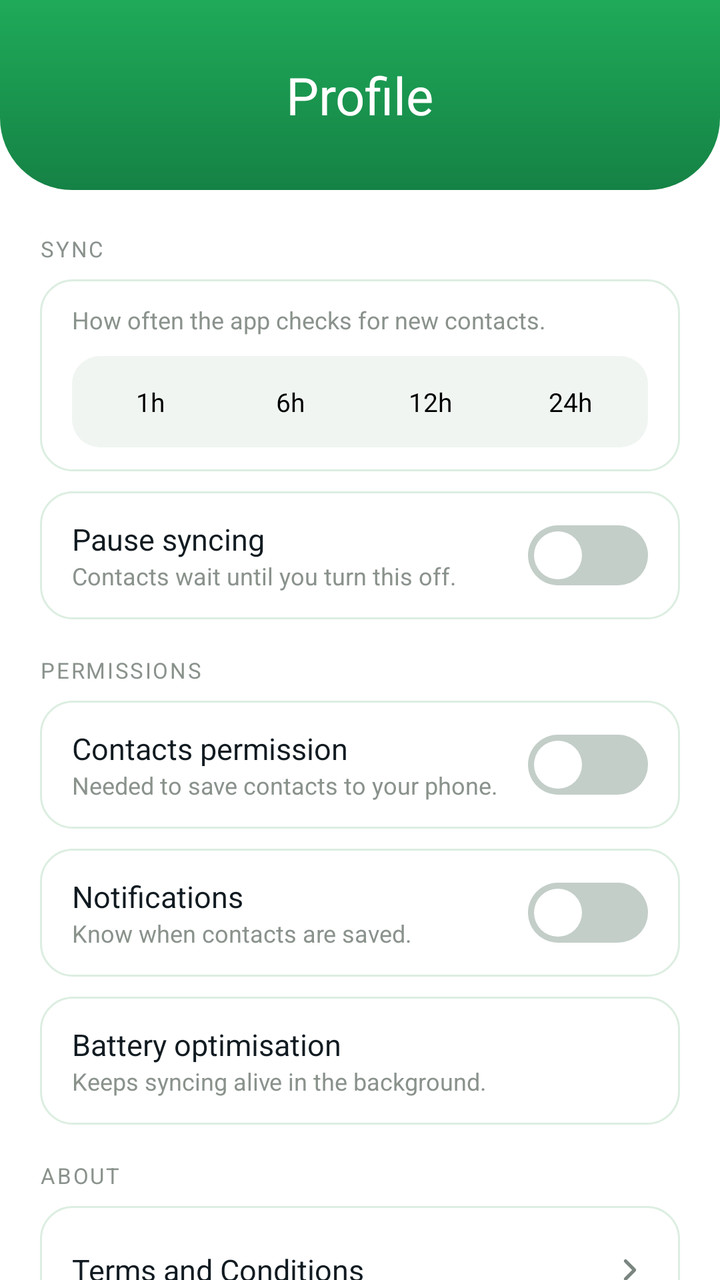
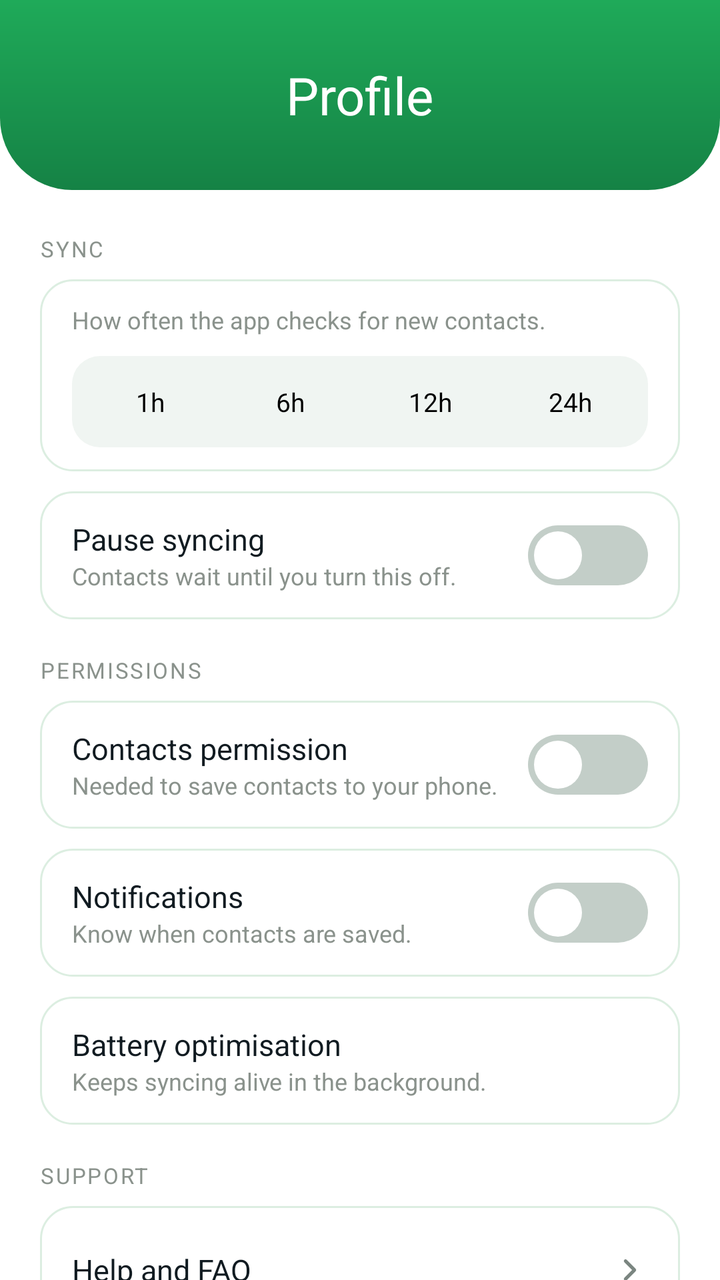

The first picture is an Android layout as it rendered before a commit; the second is the same layout after the commit. The layout source and the unified diff follow.
<!-- AndroidManifest.xml: application theme Theme.ViewGrow.Starting -->
<!-- res/layout/fragment_profile.xml -->
<?xml version="1.0" encoding="utf-8"?>
<LinearLayout xmlns:android="http://schemas.android.com/apk/res/android"
    xmlns:app="http://schemas.android.com/apk/res-auto"
    android:layout_width="match_parent"
    android:layout_height="match_parent"
    android:background="@color/surface"
    android:orientation="vertical">

    
    <LinearLayout
        android:id="@+id/hero"
        android:layout_width="match_parent"
        android:layout_height="wrap_content"
        android:background="@drawable/bg_hero"
        android:gravity="center_horizontal"
        android:orientation="vertical"
        android:paddingTop="30dp"
        android:paddingBottom="30dp">
        <LinearLayout
            android:layout_width="wrap_content"
            android:layout_height="wrap_content"
            android:gravity="center_vertical"
            android:orientation="horizontal">
            <TextView
                android:layout_width="wrap_content"
                android:layout_height="wrap_content"
                android:tag="extrabold"
                android:text="Profile"
                android:textColor="@color/white"
                android:textSize="26sp" />
        </LinearLayout>
    </LinearLayout>

    <ScrollView
        android:layout_width="match_parent"
        android:layout_height="0dp"
        android:layout_weight="1"
        android:clipToPadding="false"
        android:paddingBottom="90dp"
        android:scrollbars="none">

        
        <LinearLayout
            android:layout_width="match_parent"
            android:layout_height="wrap_content"
            android:orientation="vertical"
            android:paddingStart="20dp"
            android:paddingTop="22dp"
            android:paddingEnd="20dp"
            android:paddingBottom="20dp">

            <TextView style="@style/SectionLabel" android:layout_marginTop="0dp" android:text="SYNC" />

            
            <LinearLayout
                android:id="@+id/row_interval"
                style="@style/SettingRow"
                android:orientation="vertical"
                android:gravity="start">
                <TextView style="@style/SettingSub" android:text="How often the app checks for new contacts." />
                <LinearLayout
                    android:layout_width="match_parent"
                    android:layout_height="wrap_content"
                    android:layout_marginTop="10dp"
                    android:background="@drawable/bg_seg_track"
                    android:orientation="horizontal"
                    android:padding="4dp">
                    <TextView
                        android:id="@+id/seg_1"
                        android:layout_width="0dp"
                        android:layout_height="wrap_content"
                        android:layout_weight="1"
                        android:gravity="center"
                        android:paddingTop="10dp"
                        android:paddingBottom="10dp"
                        android:tag="semibold"
                        android:text="1h"
                        android:textSize="13sp" />
                    <TextView
                        android:id="@+id/seg_6"
                        android:layout_width="0dp"
                        android:layout_height="wrap_content"
                        android:layout_weight="1"
                        android:gravity="center"
                        android:paddingTop="10dp"
                        android:paddingBottom="10dp"
                        android:tag="semibold"
                        android:text="6h"
                        android:textSize="13sp" />
                    <TextView
                        android:id="@+id/seg_12"
                        android:layout_width="0dp"
                        android:layout_height="wrap_content"
                        android:layout_weight="1"
                        android:gravity="center"
                        android:paddingTop="10dp"
                        android:paddingBottom="10dp"
                        android:tag="semibold"
                        android:text="12h"
                        android:textSize="13sp" />
                    <TextView
                        android:id="@+id/seg_24"
                        android:layout_width="0dp"
                        android:layout_height="wrap_content"
                        android:layout_weight="1"
                        android:gravity="center"
                        android:paddingTop="10dp"
                        android:paddingBottom="10dp"
                        android:tag="semibold"
                        android:text="24h"
                        android:textSize="13sp" />
                </LinearLayout>
            </LinearLayout>

            <LinearLayout style="@style/SettingRow">
                <LinearLayout
                    android:layout_width="0dp"
                    android:layout_height="wrap_content"
                    android:layout_weight="1"
                    android:orientation="vertical">
                    <TextView style="@style/SettingTitle" android:text="Pause syncing" />
                    <TextView style="@style/SettingSub" android:text="Contacts wait until you turn this off." />
                </LinearLayout>
                <androidx.appcompat.widget.SwitchCompat
                    android:id="@+id/sw_pause"
                    style="@style/SettingSwitch" />
            </LinearLayout>

            <TextView style="@style/SectionLabel" android:text="PERMISSIONS" />

            <LinearLayout style="@style/SettingRow">
                <LinearLayout
                    android:layout_width="0dp"
                    android:layout_height="wrap_content"
                    android:layout_weight="1"
                    android:orientation="vertical">
                    <TextView style="@style/SettingTitle" android:text="Contacts permission" />
                    <TextView style="@style/SettingSub" android:text="Needed to save contacts to your phone." />
                </LinearLayout>
                <androidx.appcompat.widget.SwitchCompat
                    android:id="@+id/sw_contacts"
                    style="@style/SettingSwitch" />
            </LinearLayout>

            <LinearLayout style="@style/SettingRow">
                <LinearLayout
                    android:layout_width="0dp"
                    android:layout_height="wrap_content"
                    android:layout_weight="1"
                    android:orientation="vertical">
                    <TextView style="@style/SettingTitle" android:text="Notifications" />
                    <TextView style="@style/SettingSub" android:text="Know when contacts are saved." />
                </LinearLayout>
                <androidx.appcompat.widget.SwitchCompat
                    android:id="@+id/sw_notif"
                    style="@style/SettingSwitch" />
            </LinearLayout>

            <LinearLayout
                android:id="@+id/row_battery"
                style="@style/SettingRow"
                android:clickable="true"
                android:focusable="true">
                <LinearLayout
                    android:layout_width="0dp"
                    android:layout_height="wrap_content"
                    android:layout_weight="1"
                    android:orientation="vertical">
                    <TextView style="@style/SettingTitle" android:text="Battery optimisation" />
                    <TextView style="@style/SettingSub" android:text="Keeps syncing alive in the background." />
                </LinearLayout>
                <TextView
                    android:id="@+id/battery_chip"
                    android:layout_width="wrap_content"
                    android:layout_height="wrap_content"
                    android:layout_marginStart="12dp"
                    android:paddingStart="9dp"
                    android:paddingTop="3dp"
                    android:paddingEnd="9dp"
                    android:paddingBottom="3dp"
                    android:tag="semibold"
                    android:textSize="11sp" />
            </LinearLayout>

            <TextView style="@style/SectionLabel" android:text="ABOUT" />

            <LinearLayout
                android:id="@+id/row_terms"
                style="@style/SettingRow"
                android:clickable="true"
                android:focusable="true">
                <TextView style="@style/SettingTitle" android:layout_width="0dp" android:layout_weight="1" android:text="Terms and Conditions" />
                <ImageView
                    android:layout_width="18dp"
                    android:layout_height="18dp"
                    android:contentDescription="@null"
                    android:src="@drawable/ic_chevron_right" />
            </LinearLayout>

            <LinearLayout
                android:id="@+id/row_privacy"
                style="@style/SettingRow"
                android:clickable="true"
                android:focusable="true">
                <TextView style="@style/SettingTitle" android:layout_width="0dp" android:layout_weight="1" android:text="Privacy Policy" />
                <ImageView
                    android:layout_width="18dp"
                    android:layout_height="18dp"
                    android:contentDescription="@null"
                    android:src="@drawable/ic_chevron_right" />
            </LinearLayout>

            
            <TextView
                android:id="@+id/btn_logout"
                android:layout_width="match_parent"
                android:layout_height="wrap_content"
                android:layout_marginTop="8dp"
                android:background="@drawable/bg_logout"
                android:clickable="true"
                android:focusable="true"
                android:gravity="center"
                android:paddingTop="15dp"
                android:paddingBottom="15dp"
                android:tag="bold"
                android:text="Log out"
                android:textColor="@color/green_text"
                android:textSize="13.5sp" />

            <TextView
                android:id="@+id/btn_delete"
                android:layout_width="match_parent"
                android:layout_height="wrap_content"
                android:layout_marginTop="10dp"
                android:background="@drawable/bg_delete"
                android:clickable="true"
                android:focusable="true"
                android:gravity="center"
                android:paddingTop="15dp"
                android:paddingBottom="15dp"
                android:tag="bold"
                android:text="Delete My Contacts"
                android:textColor="@color/red_dark"
                android:textSize="13.5sp" />

            <TextView
                android:id="@+id/version"
                android:layout_width="match_parent"
                android:layout_height="wrap_content"
                android:layout_marginTop="16dp"
                android:gravity="center"
                android:textColor="@color/muted"
                android:textSize="12sp" />
        </LinearLayout>
    </ScrollView>
</LinearLayout>
<!-- resources referenced by this layout -->
<resources>
  <color name="green_text">#158245</color>
  <color name="muted">#8A928C</color>
  <color name="red_dark">#B3413D</color>
  <color name="surface">#FFFFFF</color>
  <color name="white">#FFFFFF</color>
  <!-- drawable bg_delete (drawable) -->
  <?xml version="1.0" encoding="utf-8"?>
  <shape xmlns:android="http://schemas.android.com/apk/res/android" android:shape="rectangle">
      <solid android:color="@color/red_bg" />
      <stroke android:width="1dp" android:color="@color/red_dark" />
      <corners android:radius="14dp" />
  </shape>
  <!-- drawable bg_hero (drawable) -->
  <?xml version="1.0" encoding="utf-8"?>
  <shape xmlns:android="http://schemas.android.com/apk/res/android" android:shape="rectangle">
      <gradient android:angle="270" android:startColor="@color/green" android:endColor="@color/green_dark" />
      <corners android:bottomLeftRadius="36dp" android:bottomRightRadius="36dp" />
  </shape>
  <!-- drawable bg_logout (drawable) -->
  <?xml version="1.0" encoding="utf-8"?>
  <shape xmlns:android="http://schemas.android.com/apk/res/android" android:shape="rectangle">
      <solid android:color="@color/tint" />
      <stroke android:width="1dp" android:color="@color/green_text" />
      <corners android:radius="14dp" />
  </shape>
  <!-- drawable bg_seg_track (drawable) -->
  <?xml version="1.0" encoding="utf-8"?>
  <shape xmlns:android="http://schemas.android.com/apk/res/android" android:shape="rectangle">
      <solid android:color="@color/seg_track" />
      <corners android:radius="14dp" />
  </shape>
  <style name="SettingSub">
          <item name="android:layout_width">wrap_content</item>
          <item name="android:layout_height">wrap_content</item>
          <item name="android:textColor">@color/muted</item>
          <item name="android:textSize">12sp</item>
      </style>
  <style name="SettingTitle">
          <item name="android:layout_width">wrap_content</item>
          <item name="android:layout_height">wrap_content</item>
          <item name="android:tag">semibold</item>
          <item name="android:textColor">@color/dark</item>
          <item name="android:textSize">15sp</item>
      </style>
  <style name="Theme.ViewGrow.Starting" parent="Theme.SplashScreen">
          <item name="windowSplashScreenBackground">@color/splash_bg</item>
          <item name="windowSplashScreenAnimatedIcon">@drawable/splash_icon</item>
          <item name="postSplashScreenTheme">@style/Theme.ViewGrow</item>
      </style>
  <color name="red_bg">#FBEAE9</color>
  <color name="green">#1FAA59</color>
  <color name="green_dark">#158245</color>
  <color name="tint">#E1F5EB</color>
  <color name="seg_track">#F0F5F2</color>
  <color name="text2">#7A8580</color>
  <!-- drawable bg_card (drawable) -->
  <?xml version="1.0" encoding="utf-8"?>
  <shape xmlns:android="http://schemas.android.com/apk/res/android" android:shape="rectangle">
      <solid android:color="@color/surface" />
      <stroke android:width="1dp" android:color="@color/border" />
      <corners android:radius="16dp" />
  </shape>
  <!-- drawable switch_thumb_shape (drawable) -->
  <?xml version="1.0" encoding="utf-8"?>
  <layer-list xmlns:android="http://schemas.android.com/apk/res/android">
      <item
          android:left="3dp"
          android:top="3dp"
          android:right="3dp"
          android:bottom="3dp">
          <shape android:shape="oval">
              <size android:width="24dp" android:height="24dp" />
              <solid android:color="#FFFFFFFF" />
          </shape>
      </item>
  </layer-list>
  <!-- drawable switch_track_shape (drawable) -->
  <?xml version="1.0" encoding="utf-8"?>
  <shape xmlns:android="http://schemas.android.com/apk/res/android" android:shape="rectangle">
      <size android:width="52dp" android:height="30dp" />
      <corners android:radius="15dp" />
      <solid android:color="#FFFFFFFF" />
  </shape>
  <color name="dark">#111B21</color>
  <color name="splash_bg">#F6F6F6</color>
  <color name="border">#DCEEE1</color>
  <!-- unchanged entries left out for length: 6 -->
</resources>

<!-- the commit's change to res/layout/fragment_profile.xml (unified diff, before → after) -->
@@ -182,7 +182,33 @@
                     android:textSize="11sp" />
             </LinearLayout>
 
-            <TextView style="@style/SectionLabel" android:text="ABOUT" />
+            <TextView style="@style/SectionLabel" android:text="SUPPORT" />
+
+            <LinearLayout
+                android:id="@+id/row_help"
+                style="@style/SettingRow"
+                android:clickable="true"
+                android:focusable="true">
+                <TextView style="@style/SettingTitle" android:layout_width="0dp" android:layout_weight="1" android:text="Help and FAQ" />
+                <ImageView
+                    android:layout_width="18dp"
+                    android:layout_height="18dp"
+                    android:contentDescription="@null"
+                    android:src="@drawable/ic_chevron_right" />
+            </LinearLayout>
+
+            <LinearLayout
+                android:id="@+id/row_admin"
+                style="@style/SettingRow"
+                android:clickable="true"
+                android:focusable="true">
+                <TextView style="@style/SettingTitle" android:layout_width="0dp" android:layout_weight="1" android:text="Message admin" />
+                <ImageView
+                    android:layout_width="18dp"
+                    android:layout_height="18dp"
+                    android:contentDescription="@null"
+                    android:src="@drawable/ic_chevron_right" />
+            </LinearLayout>
 
             <LinearLayout
                 android:id="@+id/row_terms"
